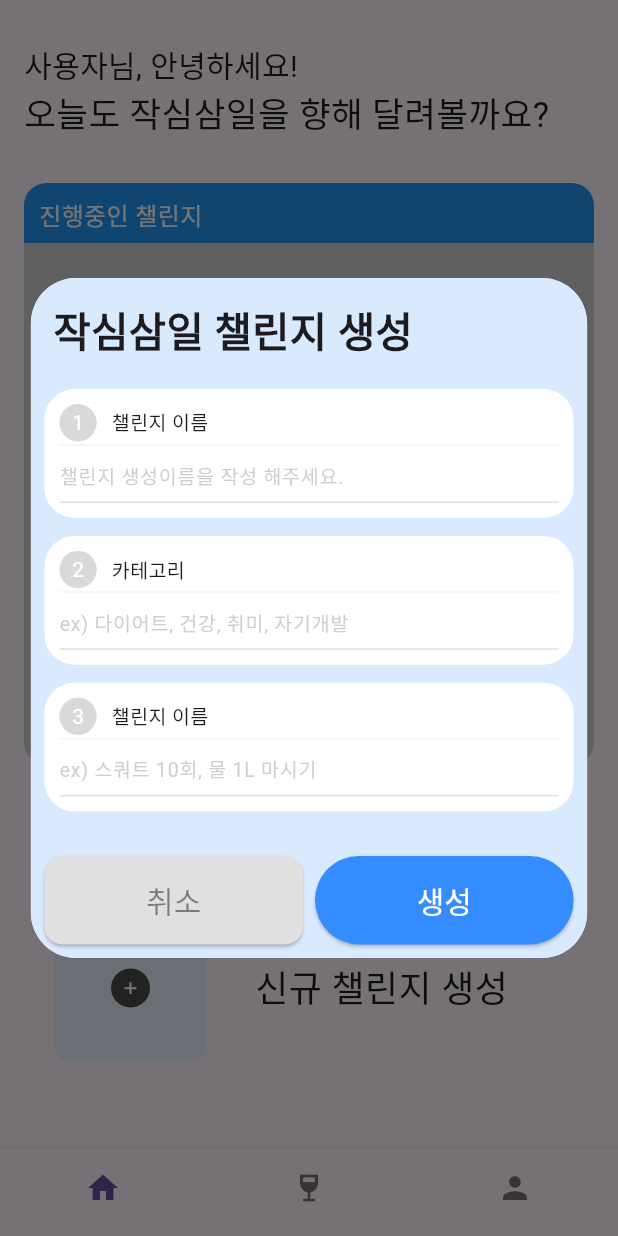
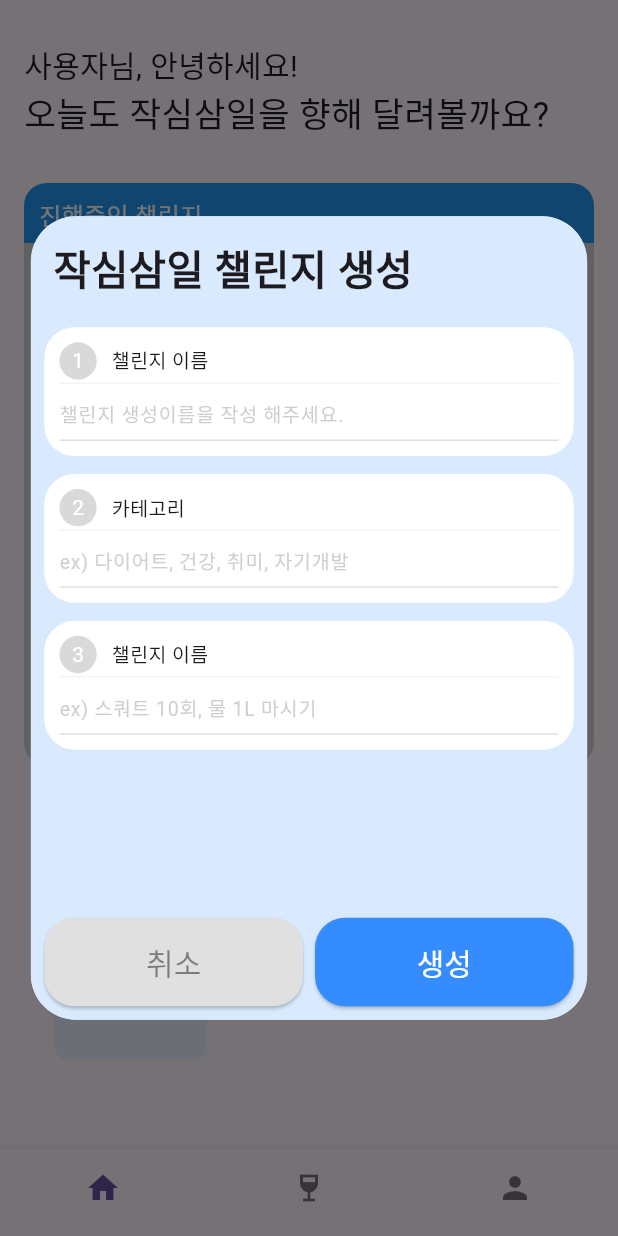
Before and after one commit to koss-winter-team2/frontend, a Flutter app: the screen it shows after launch, after a tap on the "add" icon, on a phone screen of 412 x 824 dp. Run offline on Flutter 3.47's test engine with Material 3 defaults, Android fonts, the light colour scheme and no system bars; our stand-ins replace logger; Roboto replaces fonts that are missing (Pretendard); project files that could hold a hidden picture were left out.

Commit message:
[FEAT] 프로필 화면 구현

```diff
--- a/lib/main.dart
+++ b/lib/main.dart
@@ -1,6 +1,6 @@
 import 'package:flutter/material.dart';
-import 'package:three_day/home_screen.dart';
-import 'package:three_day/main_screens.dart';
+import 'package:three_day/screens/home_screen.dart';
+import 'package:three_day/screens/main_screens.dart';
 
 void main() {
   runApp(const MyApp());
--- a/lib/home_screen.dart
+++ b/lib/screens/home_screen.dart
@@ -1,5 +1,6 @@
 import 'package:flutter/cupertino.dart';
 import 'package:flutter/material.dart';
+import 'package:three_day/utils/logger.dart';
 
 class HomeScreen extends StatefulWidget {
   const HomeScreen({super.key});
@@ -14,9 +15,32 @@ class _HomeScreenState extends State<HomeScreen> {
   TextEditingController();
   TextEditingController _challengeGoalController = TextEditingController();
   TextEditingController _challengePlanController = TextEditingController();
-  AutovalidateMode _autovalidateMode = AutovalidateMode.disabled;
+  late AutovalidateMode _autovalidateMode;
+
+  late bool _isEnavled;
+
+
+
+  @override
+  void dispose() {
+    // TODO: implement dispose
+    super.dispose();
+    _challengePlanController.dispose();
+    _challengeNameEditingController.dispose();
+    _challengeGoalController.dispose();
+  }
+
+
 
   void challengeDialog() {
+    setState(() {
+      _challengeNameEditingController.clear();
+      _challengeGoalController.clear();
+      _challengePlanController.clear();
+      _isEnavled = true;
+      _autovalidateMode = AutovalidateMode.disabled;
+      _globalKey = GlobalKey<FormState>();
+    });
     showDialog(
       context: context,
       builder: (context) {
@@ -26,14 +50,21 @@ class _HomeScreenState extends State<HomeScreen> {
             borderRadius: BorderRadius.circular(30),
           ),
           child: Form(
+            autovalidateMode: _autovalidateMode,
             key: _globalKey,
             child: Container(
               decoration: BoxDecoration(
                 color: Color(0xFFD9EAFF),
                 borderRadius: BorderRadius.circular(30),
               ),
-              width: MediaQuery.of(context).size.width * 0.9,
-              height: MediaQuery.of(context).size.height * 0.55,
+              width: MediaQuery
+                  .of(context)
+                  .size
+                  .width * 0.9,
+              height: MediaQuery
+                  .of(context)
+                  .size
+                  .height * 0.65,
 
               padding: EdgeInsets.all(9),
               child: Column(
@@ -57,6 +88,7 @@ class _HomeScreenState extends State<HomeScreen> {
                     title: '챌린지 이름',
                     hint: '챌린지 생성이름을 작성 해주세요.',
                     number: '1',
+
                   ),
                   SizedBox(height: 12),
                   _buildInputSection(
@@ -78,12 +110,14 @@ class _HomeScreenState extends State<HomeScreen> {
                       Expanded(
                         child: ElevatedButton(
                           onPressed: () {
+
                             Navigator.pop(context);
+
                           },
                           style: ElevatedButton.styleFrom(
 
                             shape: RoundedRectangleBorder(
-                              borderRadius: BorderRadius.circular(12),
+                              borderRadius: BorderRadius.circular(20),
                             ),
                             padding: EdgeInsets.symmetric(
                                 vertical: 15
@@ -102,13 +136,31 @@ class _HomeScreenState extends State<HomeScreen> {
                       SizedBox(width: 8),
                       Expanded(
                         child: ElevatedButton(
-                          onPressed: () {
+                          onPressed: _isEnavled ? () {
+                            final form = _globalKey.currentState;
+                            if (form == null || !form.validate()) {
+                              return;
+                            }
 
-                            // 여기에 생성 로직 작성!
+                            setState(() {
+                              _autovalidateMode = AutovalidateMode.always;
+                              _isEnavled = false;
+                            });
+
+                            logger.d(_challengeGoalController);
+                            logger.d(_challengeNameEditingController);
+                            logger.d(_challengePlanController);
+
+
+                            // 여기에 생성 로직
 
                             Navigator.pop(context);
-                          },
+
+                          } : null,
                           style: ElevatedButton.styleFrom(
+                            shape: RoundedRectangleBorder(
+                              borderRadius: BorderRadius.circular(20),
+                            ),
                             padding: EdgeInsets.symmetric(
                                 vertical: 15
                             ),
@@ -133,6 +185,7 @@ class _HomeScreenState extends State<HomeScreen> {
       },
     );
   }
+
 
   Widget _buildInputSection({
     required String number,
@@ -184,7 +237,9 @@ class _HomeScreenState extends State<HomeScreen> {
               ),
             ),
             validator: (value) {
-              if (value == null || value.trim().isEmpty) {
+              if (value == null || value
+                  .trim()
+                  .isEmpty) {
                 return '내용을 작성해 주세요.';
               }
               return null;
@@ -253,7 +308,9 @@ class _HomeScreenState extends State<HomeScreen> {
             padding: const EdgeInsets.all(20),
             child: Row(
               children: [
-                Container(
+                GestureDetector(
+                  onTap: () => challengeDialog(),
+                  child: Container(
                     width: 102,
                     height: 97,
                     decoration: BoxDecoration(
@@ -268,10 +325,10 @@ class _HomeScreenState extends State<HomeScreen> {
                             color: Color(0xFF4B4B4B),
                             shape: BoxShape.circle,
                           ),
-                      child: GestureDetector(
-                        onTap: () => challengeDialog(),
                             child: Icon(Icons.add, color: Colors.white, size: 13),
+
                         ),
+
                     ),
                   ),
                 ),
--- a/lib/main_screens.dart
+++ b/lib/screens/main_screens.dart
@@ -1,6 +1,7 @@
 import 'package:flutter/cupertino.dart';
 import 'package:flutter/material.dart';
-import 'package:three_day/home_screen.dart';
+import 'package:three_day/screens/home_screen.dart';
+import 'package:three_day/screens/profile_screen.dart';
 
 class MainScreens extends StatefulWidget {
   const MainScreens({super.key});
@@ -39,7 +40,7 @@ class _MainScreensState extends State<MainScreens>
           HomeScreen(),
           Tab(text: '탭1'),
 
-          Tab(text: '탭2'),
+          ProfileScreen(),
         ],
       ),
       bottomNavigationBar: BottomNavigationBar(
--- /dev/null
+++ b/lib/utils/logger.dart
@@ -0,0 +1,3 @@
+import 'package:logger/logger.dart';
+
+final logger = Logger();
--- a/pubspec.yaml
+++ b/pubspec.yaml
@@ -47,6 +47,7 @@ dev_dependencies:
   # package. See that file for information about deactivating specific lint
   # rules and activating additional ones.
   flutter_lints: ^6.0.0
+  logger: ^2.6.2
 
 # For information on the generic Dart part of this file, see the
 # following page: https://dart.dev/tools/pub/pubspec
```
Also changed, not shown: lib/challenge_dialog.dart (deleted, +0 -8 lines), lib/screens/profile_screen.dart (added, +115 -0 lines), pubspec.lock. Lines whose indentation alone changed are shown as unchanged.
